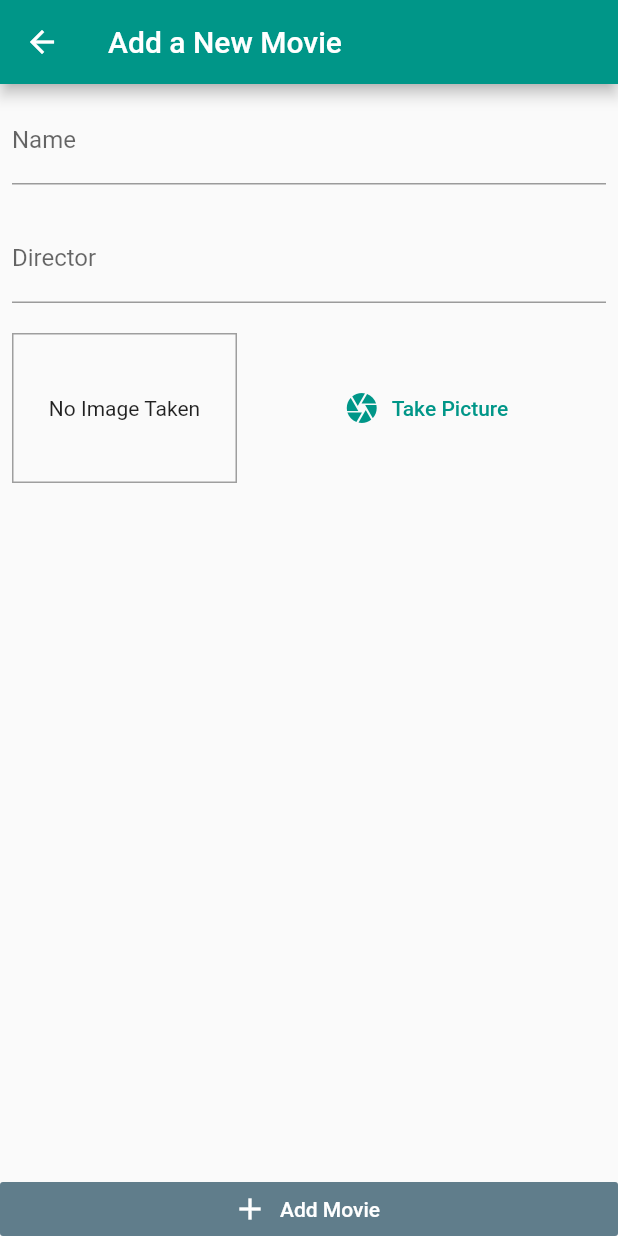
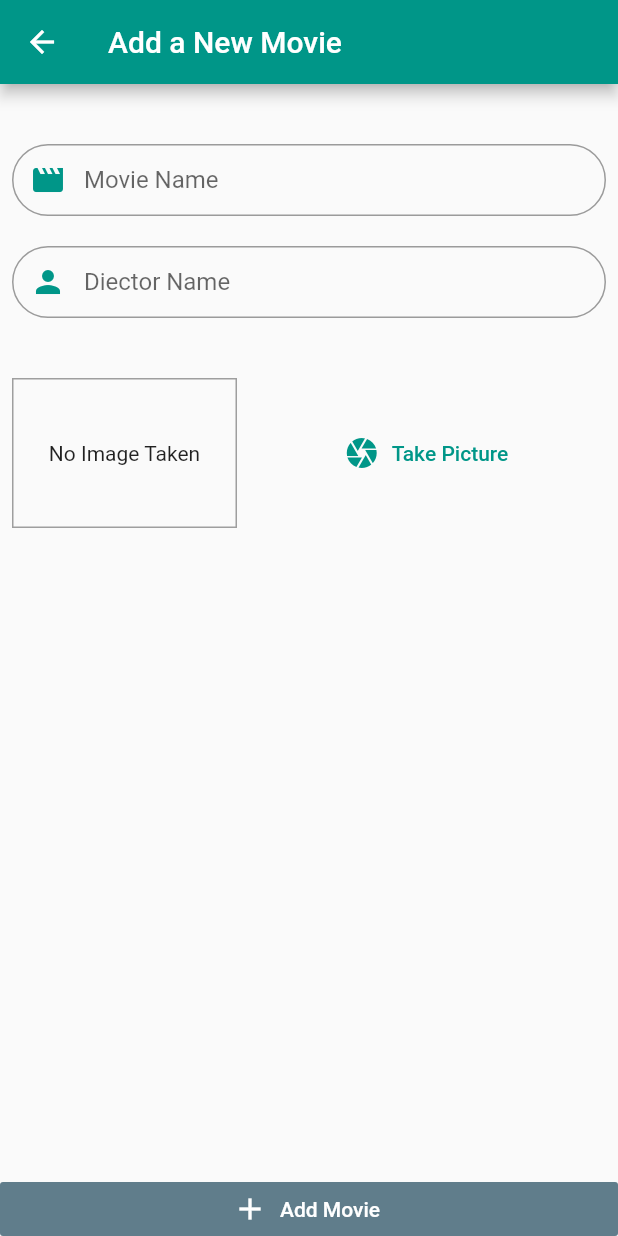
Before and after one commit to harshthakur066/Movie-list--app-task, a Flutter app: the MovieAddScreen screen opened by its route, on a phone screen of 412 x 824 dp. Run offline on Flutter 3.47's test engine with Material 2 defaults, Android fonts, the light colour scheme and no system bars; our stand-ins replace after_layout, firebase_core, image_picker, sqflite; accounts and stored records are empty.

Commit message:
added design and fixed edit page state

```diff
--- a/lib/screens/movie_add_screen.dart
+++ b/lib/screens/movie_add_screen.dart
@@ -53,19 +53,49 @@ class _MovieAddScreenState extends State<MovieAddScreen> {
           Expanded(
               child: SingleChildScrollView(
             child: Padding(
-              padding: const EdgeInsets.all(8.0),
+              padding: const EdgeInsets.fromLTRB(8, 40, 8, 8),
               child: Column(
                 children: [
                   TextField(
-                    decoration: InputDecoration(labelText: 'Name'),
                     controller: _tiltleController,
+                    decoration: InputDecoration(
+                      hintText: 'Movie Name',
+                      // prefix: Icon(Icons.person, color: Colors.orange),
+                      prefixIcon: Icon(
+                        Icons.movie,
+                        color: Theme.of(context).primaryColor,
+                      ),
+                      contentPadding:
+                          EdgeInsets.symmetric(vertical: 0, horizontal: 10),
+                      border: OutlineInputBorder(
+                        borderSide: BorderSide(
+                          color: Theme.of(context).accentColor,
+                        ),
+                        borderRadius: BorderRadius.circular(50),
+                      ),
+                    ),
                   ),
                   SizedBox(height: 20),
                   TextField(
-                    decoration: InputDecoration(labelText: 'Director'),
                     controller: _directorController,
+                    decoration: InputDecoration(
+                      hintText: 'Diector Name',
+                      // prefix: Icon(Icons.person, color: Colors.orange),
+                      prefixIcon: Icon(
+                        Icons.person,
+                        color: Theme.of(context).primaryColor,
+                      ),
+                      contentPadding:
+                          EdgeInsets.symmetric(vertical: 0, horizontal: 10),
+                      border: OutlineInputBorder(
+                        borderSide: BorderSide(
+                          color: Theme.of(context).accentColor,
+                        ),
+                        borderRadius: BorderRadius.circular(50),
+                      ),
+                    ),
                   ),
-                  SizedBox(height: 20),
+                  SizedBox(height: 40),
                   ImageInput(_selectImage, null),
                 ],
               ),
--- a/pubspec.yaml
+++ b/pubspec.yaml
@@ -33,6 +33,8 @@ dependencies:
 
   google_sign_in: ^5.0.7
   firebase_auth: ^3.0.1
+
+  after_layout: ^1.1.0
 
   # The following adds the Cupertino Icons font to your application.
   # Use with the CupertinoIcons class for iOS style icons.
```
Also changed, not shown: lib/screens/intro_screen.dart (+10 -1 lines), lib/screens/movie_edit_screen.dart (+97 -32 lines), pubspec.lock.
